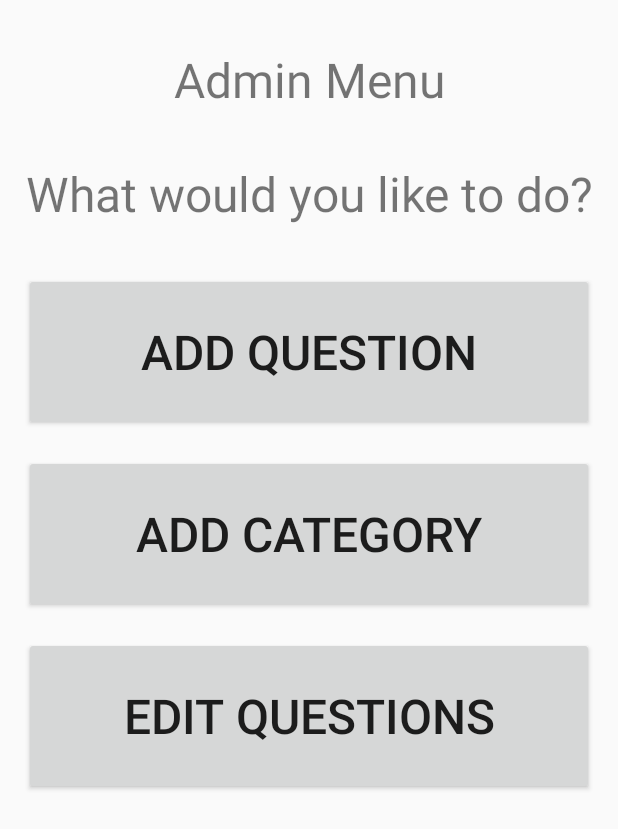
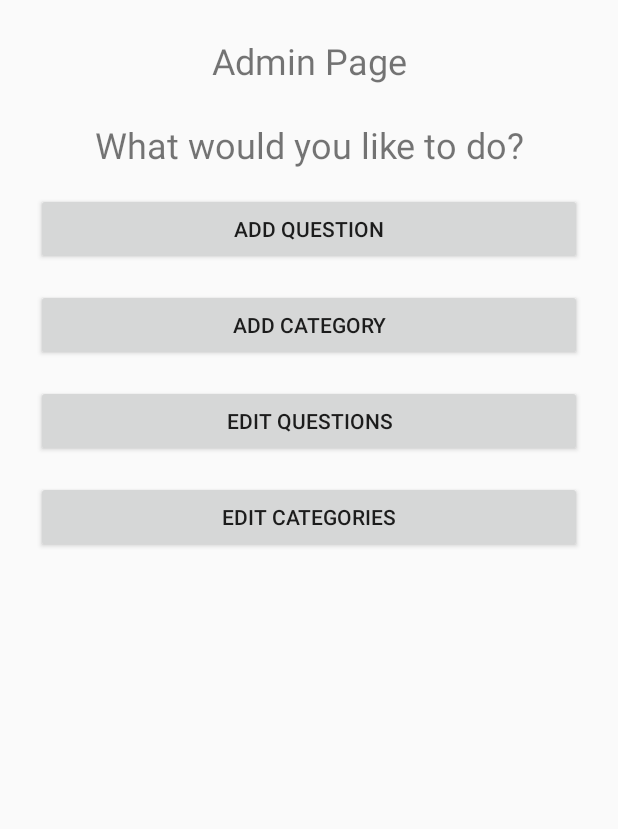
Before and after one commit to Dinomyt/TriviaQuest, an Android app: the layout activity_admin_landing_page.xml on its own in the app's theme, with its tools: preview values and no code run, on a phone screen of 412 x 824 dp. Shown: the top 829 px of the screen. Run offline under Robolectric (Android 15) with nearby library versions, the phone set to English and light mode, and no system bars.

Commit message:
Editing Admin Page Created 4 xml files for each admin option. Setting up for visibility switching. Working as intended TODO: Wire up button functionality.

```diff
--- a/app/src/main/res/layout/activity_admin_landing_page.xml
+++ b/app/src/main/res/layout/activity_admin_landing_page.xml
@@ -1,73 +1,107 @@
 <?xml version="1.0" encoding="utf-8"?>
 <androidx.constraintlayout.widget.ConstraintLayout
     xmlns:android="http://schemas.android.com/apk/res/android"
-    xmlns:tools="http://schemas.android.com/tools"
     xmlns:app="http://schemas.android.com/apk/res-auto"
-    android:id="@+id/main"
     android:layout_width="match_parent"
     android:layout_height="match_parent"
-    tools:context=".AdminLandingPage"
+    android:padding="24dp"
     android:fitsSystemWindows="true">
 
+
+  <!-- Title at the top -->
   <TextView
-      android:id="@+id/adminLandingMenu"
-      android:layout_width="match_parent"
-      android:layout_height="150dp"
-      android:layout_margin="16dp"
-      android:layout_marginTop="328dp"
-      android:gravity="center"
-      android:text="@string/admin_menu_n_nwhat_would_you_like_to_do"
-      android:textSize="32sp"
+      android:id="@+id/adminTitleText"
+      android:layout_width="wrap_content"
+      android:layout_height="wrap_content"
+      android:text="@string/admin_page_n_nwhat_would_you_like_to_do"
+      android:textSize="24sp"
+      android:textAlignment="center"
+      app:layout_constraintTop_toTopOf="parent"
+      app:layout_constraintStart_toStartOf="parent"
       app:layout_constraintEnd_toEndOf="parent"
-      app:layout_constraintHorizontal_bias="0.093"
+      android:gravity="center" />
+
+  <!-- Add Question Button -->
+  <Button
+      android:id="@+id/btnAddQuestion"
+      android:layout_width="0dp"
+      android:layout_height="wrap_content"
+      android:text="@string/add_question"
+      app:layout_constraintTop_toBottomOf="@id/adminTitleText"
       app:layout_constraintStart_toStartOf="parent"
-      app:layout_constraintTop_toTopOf="parent"
-      />
+      app:layout_constraintEnd_toEndOf="parent"
+      android:layout_marginTop="16dp"/>
 
+  <!-- Add Category Button -->
   <Button
-      android:layout_width="match_parent"
-      android:layout_height="105dp"
-      android:layout_margin="16dp"
-      android:layout_marginTop="24dp"
-      android:layout_marginBottom="24dp"
-      android:textSize="32sp"
-      android:gravity="center"
-      app:layout_constraintEnd_toEndOf="@id/adminLandingMenu"
-      app:layout_constraintStart_toStartOf="@id/adminLandingMenu"
-      app:layout_constraintTop_toBottomOf="@id/adminLandingMenu"
-      android:id="@+id/addQuestion"
-      android:text="@string/add_question"
-      />
+      android:id="@+id/btnAddCategory"
+      android:layout_width="0dp"
+      android:layout_height="wrap_content"
+      android:text="@string/add_category"
+      app:layout_constraintTop_toBottomOf="@id/btnAddQuestion"
+      app:layout_constraintStart_toStartOf="parent"
+      app:layout_constraintEnd_toEndOf="parent"
+      android:layout_marginTop="16dp"/>
 
+  <!-- Edit Questions Button -->
   <Button
-      android:id="@+id/addCategory"
-      android:layout_width="match_parent"
-      android:layout_height="105dp"
-      android:layout_margin="16dp"
-      android:layout_marginTop="208dp"
-      android:gravity="center"
-      android:text="@string/add_category"
-      android:textSize="32sp"
-      app:layout_constraintEnd_toEndOf="@id/addQuestion"
-      app:layout_constraintStart_toStartOf="@id/addQuestion"
-      app:layout_constraintTop_toBottomOf="@id/addQuestion"
-      />
+      android:id="@+id/btnEditQuestion"
+      android:layout_width="0dp"
+      android:layout_height="wrap_content"
+      android:text="@string/edit_questions"
+      app:layout_constraintTop_toBottomOf="@id/btnAddCategory"
+      app:layout_constraintStart_toStartOf="parent"
+      app:layout_constraintEnd_toEndOf="parent"
+      android:layout_marginTop="16dp"/>
 
+  <!-- Edit Categories Button -->
   <Button
-      android:id="@+id/editQuestions"
-      android:layout_width="match_parent"
-      android:layout_height="105dp"
-      android:layout_margin="16dp"
-      android:layout_marginTop="208dp"
-      android:gravity="center"
-      android:text="@string/edit_questions"
-      android:textSize="32sp"
-      app:layout_constraintEnd_toEndOf="@id/addCategory"
-      app:layout_constraintStart_toStartOf="@id/addCategory"
-      app:layout_constraintTop_toBottomOf="@id/addCategory"
-      />
+      android:id="@+id/btnEditCategory"
+      android:layout_width="0dp"
+      android:layout_height="wrap_content"
+      android:text="@string/edit_categories"
+      app:layout_constraintTop_toBottomOf="@id/btnEditQuestion"
+      app:layout_constraintStart_toStartOf="parent"
+      app:layout_constraintEnd_toEndOf="parent"
+      android:layout_marginTop="16dp"/>
 
+  <include
+      android:id="@+id/layoutAddQuestion"
+      layout="@layout/layout_add_question"
+      android:visibility="gone" />
 
+  <include
+      android:id="@+id/layoutAddCategory"
+      layout="@layout/layout_add_category"
+      android:visibility="gone" />
 
+  <include
+      android:id="@+id/layoutEditQuestions"
+      layout="@layout/layout_edit_questions"
+      android:visibility="gone" />
+
+  <include
+      android:id="@+id/layoutEditCategories"
+      layout="@layout/layout_edit_categories"
+      android:visibility="gone" />
+
+  <!-- Container for the dynamic sections (Add Question, Add Category, Edit, etc.) -->
+  <ScrollView
+      android:id="@+id/scrollViewContainer"
+      android:layout_width="0dp"
+      android:layout_height="0dp"
+      app:layout_constraintTop_toBottomOf="@id/btnEditCategory"
+      app:layout_constraintBottom_toBottomOf="parent"
+      app:layout_constraintStart_toStartOf="parent"
+      app:layout_constraintEnd_toEndOf="parent"
+      android:layout_marginTop="24dp">
+
+    <LinearLayout
+        android:id="@+id/dynamicSectionContainer"
+        android:orientation="vertical"
+        android:layout_width="match_parent"
+        android:layout_height="wrap_content"/>
+
+  </ScrollView>
 
 </androidx.constraintlayout.widget.ConstraintLayout>
```
Also changed, not shown: app/src/main/java/com/example/triviaquest/AdminLandingPage.java (+59 -10 lines), app/src/main/res/layout/layout_add_category.xml (added, +30 -0 lines), app/src/main/res/layout/layout_add_question.xml (added, +93 -0 lines), app/src/main/res/layout/layout_edit_categories.xml (added, +39 -0 lines), app/src/main/res/layout/layout_edit_questions.xml (added, +59 -0 lines), app/src/main/res/values/strings.xml (+13 -0 lines).
